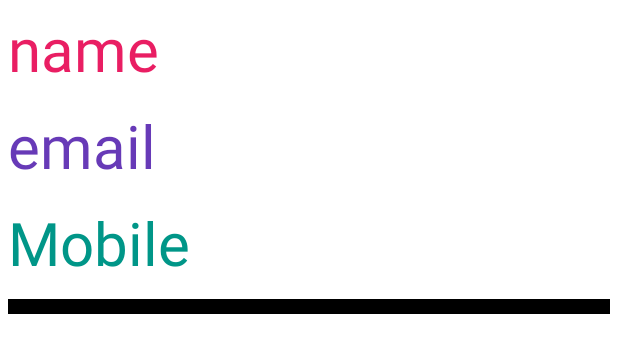
After one commit to AP-Skill-Development-Corporation/AAD-SRM-Internship-2K21, an Android app: the layout row.xml on its own in the app's theme, with its tools: preview values and no code run, on a phone screen of 412 x 824 dp. The commit adds this screen. Shown: the top 353 px of the screen. Run offline under Robolectric (Android 15) with nearby library versions, the phone set to English and light mode, and no system bars.

Commit message:
firedb project save and retrive opartion

```diff
--- a/MyFireBaseDB/app/src/main/AndroidManifest.xml
+++ b/MyFireBaseDB/app/src/main/AndroidManifest.xml
@@ -9,6 +9,7 @@
         android:roundIcon="@mipmap/ic_launcher_round"
         android:supportsRtl="true"
         android:theme="@style/Theme.MyFireBaseDB">
+        <activity android:name=".DisplayActivity"></activity>
         <activity android:name=".MainActivity">
             <intent-filter>
                 <action android:name="android.intent.action.MAIN" />
--- a/MyFireBaseDB/app/src/main/java/com/example/myfirebasedb/MainActivity.java
+++ b/MyFireBaseDB/app/src/main/java/com/example/myfirebasedb/MainActivity.java
@@ -3,6 +3,7 @@ package com.example.myfirebasedb;
 import androidx.appcompat.app.AppCompatActivity;
 import androidx.databinding.DataBindingUtil;
 
+import android.content.Intent;
 import android.os.Bundle;
 import android.view.View;
 import android.widget.Toast;
@@ -43,5 +44,6 @@ StudentModel model;
     }
 
     public void retriveData(View view) {
+        startActivity(new Intent(this,DisplayActivity.class));
     }
 }
--- a/MyFireBaseDB/app/src/main/java/com/example/myfirebasedb/StudentModel.java
+++ b/MyFireBaseDB/app/src/main/java/com/example/myfirebasedb/StudentModel.java
@@ -2,6 +2,9 @@ package com.example.myfirebasedb;
 
 public class StudentModel {
     String name,email,mobile;
+
+    public StudentModel() {
+    }
 
     public StudentModel(String name, String email, String mobile) {
         this.name = name;
--- /dev/null
+++ b/MyFireBaseDB/app/src/main/res/layout/row.xml
@@ -0,0 +1,36 @@
+<?xml version="1.0" encoding="utf-8"?>
+<LinearLayout
+    android:orientation="vertical"
+    xmlns:android="http://schemas.android.com/apk/res/android"
+    android:layout_width="match_parent"
+    android:layout_height="wrap_content">
+<TextView
+    android:layout_width="wrap_content"
+    android:layout_height="wrap_content"
+    android:id="@+id/tv_name"
+    android:text="name"
+    android:layout_margin="5dp"
+    android:textColor="#E91E63"
+    android:textSize="40sp"/>
+    <TextView
+        android:layout_width="wrap_content"
+        android:layout_height="wrap_content"
+        android:id="@+id/tv_email"
+        android:text="email"
+        android:layout_margin="5dp"
+        android:textColor="#673AB7"
+        android:textSize="40sp"/>
+    <TextView
+        android:layout_width="wrap_content"
+        android:layout_height="wrap_content"
+        android:id="@+id/tv_mobile"
+        android:text="Mobile"
+        android:layout_margin="5dp"
+        android:textColor="#009688"
+        android:textSize="40sp"/>
+    <View
+        android:layout_width="match_parent"
+        android:background="#000"
+        android:layout_margin="5dp"
+        android:layout_height="10dp"/>
+</LinearLayout>
```
Also changed, not shown: MyFireBaseDB/app/src/main/java/com/example/myfirebasedb/DisplayActivity.java (added, +56 -0 lines), MyFireBaseDB/app/src/main/java/com/example/myfirebasedb/MyAdapter.java (added, +51 -0 lines), MyFireBaseDB/app/src/main/res/layout/activity_display.xml (added, +17 -0 lines).
